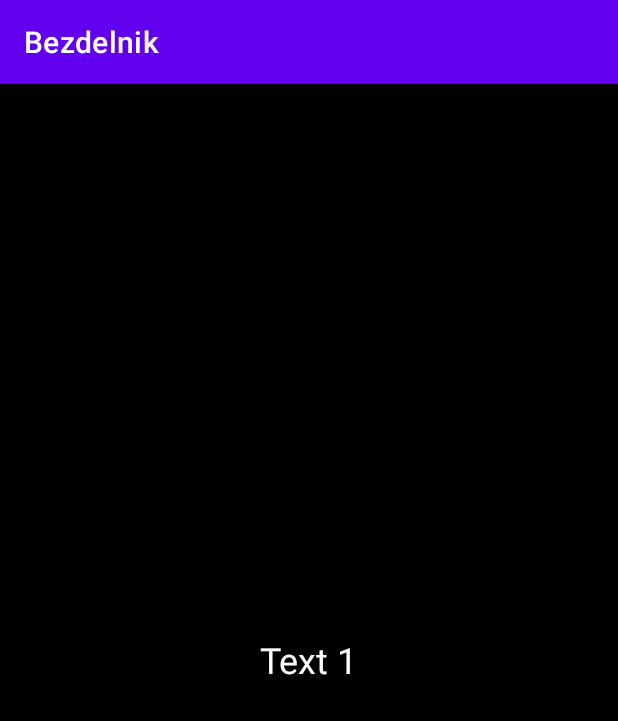
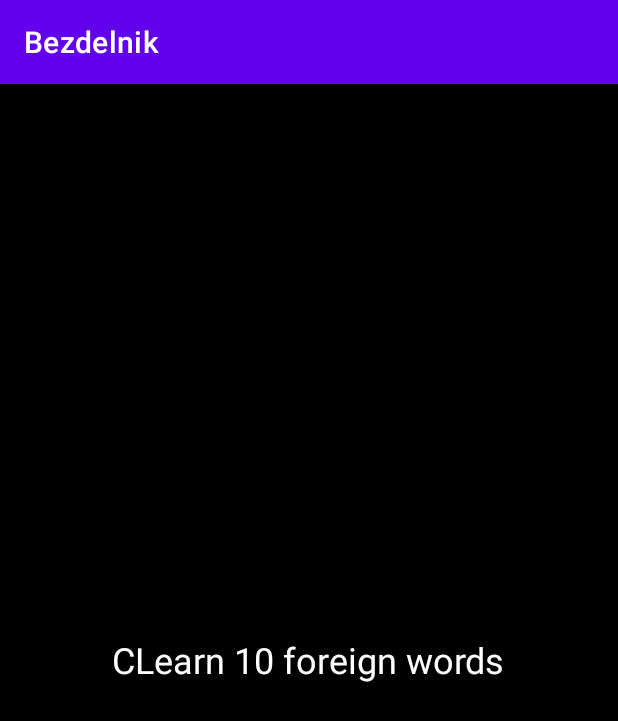
Before and after one commit to kuchumof/Bezdelnik, an Android app: the screen it shows after launch (MainActivity), after a tap on "Click me", on a phone screen of 412 x 824 dp. Shown: the top 721 px of the screen. Run offline under Robolectric (Android 15) with nearby library versions, the phone set to English and light mode, and no system bars.

Commit message:
change in MainActivity.java ArrayList

```diff
--- a/app/src/main/java/com/example/bezdelnik/MainActivity.java
+++ b/app/src/main/java/com/example/bezdelnik/MainActivity.java
@@ -24,11 +24,14 @@ public class MainActivity extends AppCompatActivity {
         random = new Random();
 
         ArrayList arrayList = new ArrayList();
-        arrayList.add("Text 0");
-        arrayList.add("Text 1");
-        arrayList.add("Text 2");
-        arrayList.add("Text 3");
-        arrayList.add("Text 4");
+        arrayList.add(getString(R.string.text_0000));
+        arrayList.add(getString(R.string.text_0001));
+        arrayList.add(getString(R.string.text_0002));
+        arrayList.add(getString(R.string.text_0003));
+        arrayList.add(getString(R.string.text_0004));
+        arrayList.add(getString(R.string.text_0005));
+
+
 
 
         mainText.setOnClickListener(new View.OnClickListener() {
--- a/app/src/main/res/values/strings.xml
+++ b/app/src/main/res/values/strings.xml
@@ -2,4 +2,12 @@
     <string name="app_name">Bezdelnik</string>
 
     <string name="main_text">Click me</string>
+
+    <string name="text_0000">Cook a meal</string>
+    <string name="text_0001">Wash the floors</string>
+    <string name="text_0002">Clean up the room</string>
+    <string name="text_0003">Listen to music</string>
+    <string name="text_0004">CLearn 10 foreign words</string>
+    <string name="text_0005">Go to the cinema</string>
+
 </resources>
```
